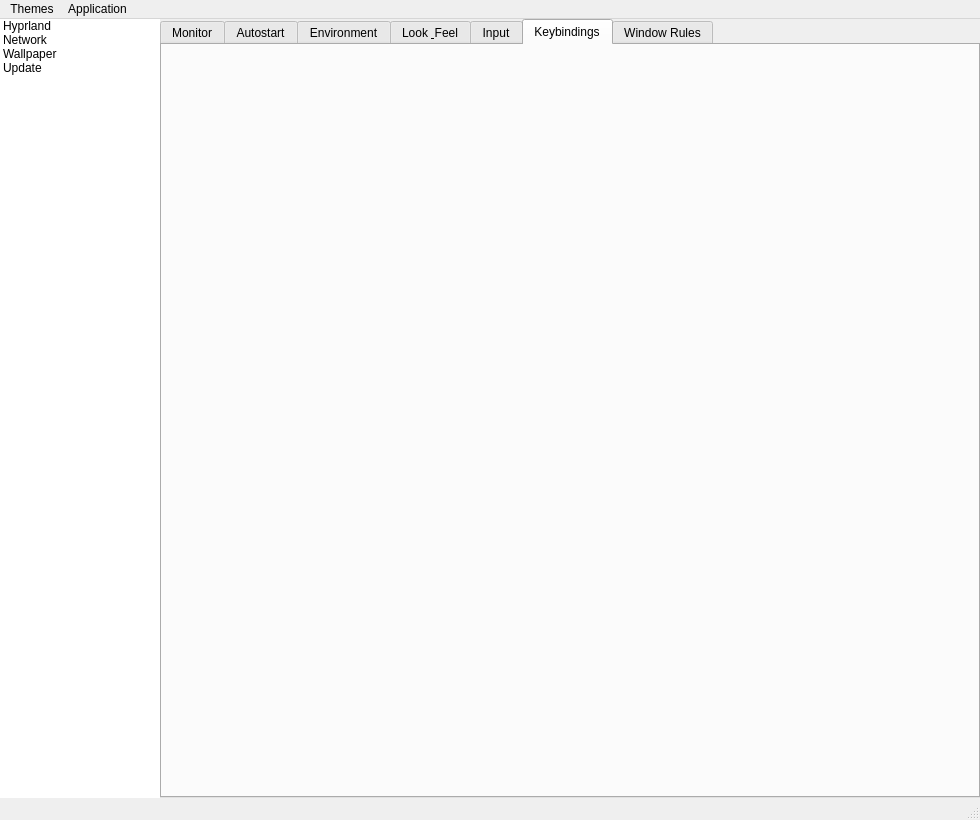
Above: hyprset/ui/generated/widget.ui from EST2374/hypr-set before the change. Below: the same form after it.
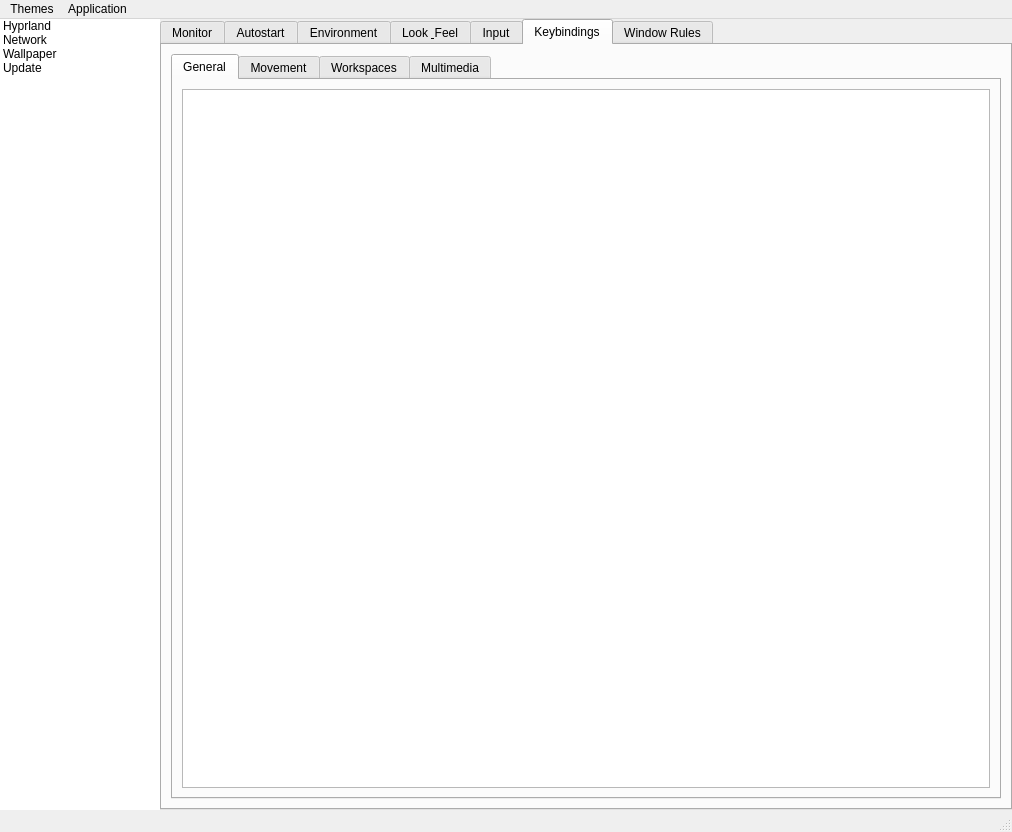
That is the form after the change. The open tabs and pages were chosen to show the change.

The edit to the form file:
```diff
--- a/hyprset/ui/generated/widget.ui
+++ b/hyprset/ui/generated/widget.ui
@@ -6,8 +6,8 @@
    <rect>
     <x>0</x>
     <y>0</y>
-    <width>980</width>
-    <height>820</height>
+    <width>1012</width>
+    <height>832</height>
    </rect>
   </property>
   <property name="windowTitle">
@@ -1333,6 +1333,55 @@
            <attribute name="title">
             <string>Keybindings</string>
            </attribute>
+           <layout class="QHBoxLayout" name="horizontalLayout_2">
+            <item>
+             <widget class="QTabWidget" name="keybinds_tabWidget">
+              <property name="currentIndex">
+               <number>0</number>
+              </property>
+              <widget class="QWidget" name="general_tab">
+               <attribute name="title">
+                <string>General</string>
+               </attribute>
+               <layout class="QVBoxLayout" name="verticalLayout_4">
+                <item>
+                 <widget class="QListWidget" name="general_list"/>
+                </item>
+               </layout>
+              </widget>
+              <widget class="QWidget" name="movement_tab">
+               <attribute name="title">
+                <string>Movement</string>
+               </attribute>
+               <layout class="QVBoxLayout" name="verticalLayout_5">
+                <item>
+                 <widget class="QListWidget" name="movement_list"/>
+                </item>
+               </layout>
+              </widget>
+              <widget class="QWidget" name="workspaces_tab">
+               <attribute name="title">
+                <string>Workspaces</string>
+               </attribute>
+               <layout class="QVBoxLayout" name="verticalLayout_6">
+                <item>
+                 <widget class="QListWidget" name="workspaces_list"/>
+                </item>
+               </layout>
+              </widget>
+              <widget class="QWidget" name="multimedia_tab">
+               <attribute name="title">
+                <string>Multimedia</string>
+               </attribute>
+               <layout class="QVBoxLayout" name="verticalLayout_7">
+                <item>
+                 <widget class="QListWidget" name="multimedia_list"/>
+                </item>
+               </layout>
+              </widget>
+             </widget>
+            </item>
+           </layout>
           </widget>
           <widget class="QWidget" name="windowrules_tab">
            <attribute name="title">
@@ -1458,7 +1507,7 @@
     <rect>
      <x>0</x>
      <y>0</y>
-     <width>980</width>
+     <width>1012</width>
      <height>19</height>
     </rect>
    </property>
```
Left out of the diff: 6 changed lines with no effect on the pictures.
